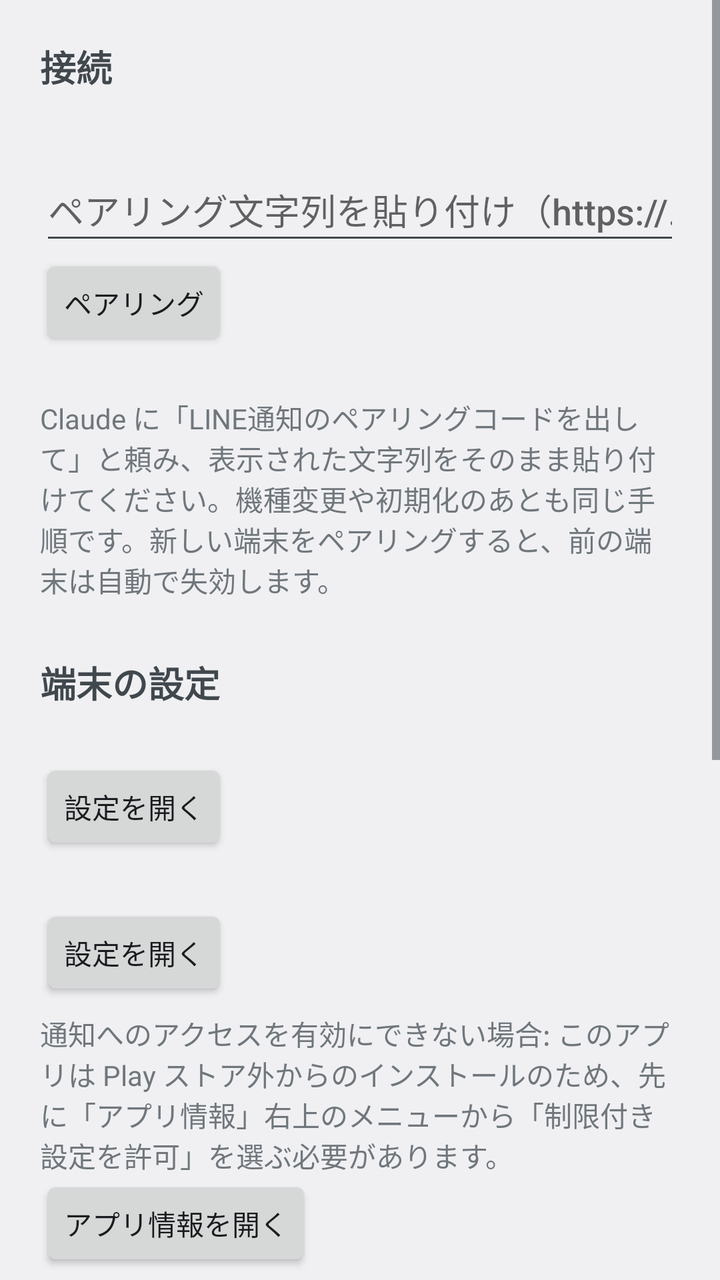
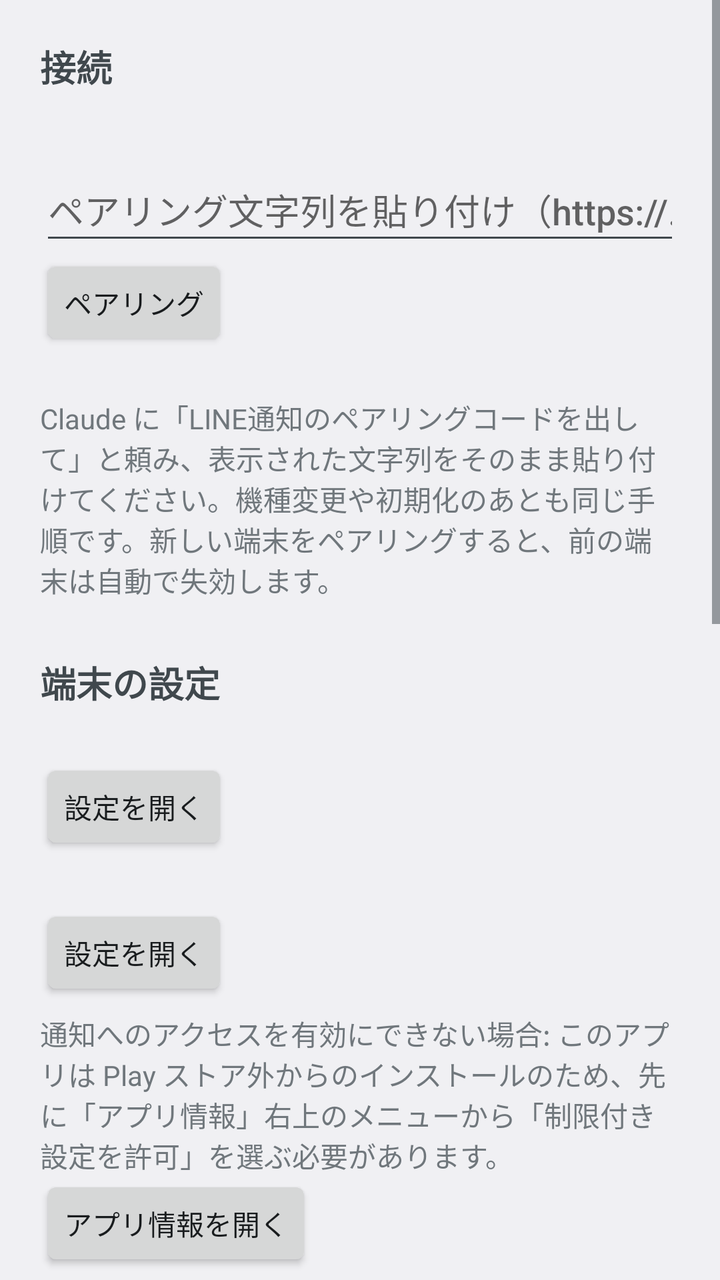

Two renders of the same Android screen: before a commit and after it. Below are the layout's source before the change and the commit's diff.
<!-- AndroidManifest.xml: application theme AppTheme -->
<!-- res/layout/activity_main.xml -->
<?xml version="1.0" encoding="utf-8"?>
<ScrollView xmlns:android="http://schemas.android.com/apk/res/android"
    android:id="@+id/root"
    android:layout_width="match_parent"
    android:layout_height="match_parent"
    android:fitsSystemWindows="true">

    <LinearLayout
        android:layout_width="match_parent"
        android:layout_height="wrap_content"
        android:orientation="vertical"
        android:padding="20dp">

        <TextView style="@android:style/TextAppearance.DeviceDefault.Medium"
            android:layout_width="wrap_content" android:layout_height="wrap_content"
            android:text="@string/section_connection" android:textStyle="bold" />
        <TextView android:id="@+id/connection_status"
            android:layout_width="match_parent" android:layout_height="wrap_content"
            android:layout_marginTop="6dp" />
        <EditText android:id="@+id/pairing_input"
            android:layout_width="match_parent" android:layout_height="wrap_content"
            android:layout_marginTop="8dp"
            android:hint="@string/pairing_hint" android:importantForAutofill="no"
            android:inputType="textUri|textNoSuggestions" android:minHeight="48dp" />
        <Button android:id="@+id/pair_button"
            android:layout_width="wrap_content" android:layout_height="wrap_content"
            android:text="@string/pair_button" />
        <TextView android:id="@+id/pairing_message"
            android:layout_width="match_parent" android:layout_height="wrap_content" />
        <TextView
            android:layout_width="match_parent" android:layout_height="wrap_content"
            android:layout_marginTop="4dp" android:text="@string/pairing_help"
            android:textAppearance="@android:style/TextAppearance.DeviceDefault.Small" />

        <TextView style="@android:style/TextAppearance.DeviceDefault.Medium"
            android:layout_width="wrap_content" android:layout_height="wrap_content"
            android:layout_marginTop="28dp"
            android:text="@string/section_setup" android:textStyle="bold" />
        <TextView android:id="@+id/notification_access_status"
            android:layout_width="match_parent" android:layout_height="wrap_content"
            android:layout_marginTop="6dp" />
        <Button android:id="@+id/notification_access_button"
            android:layout_width="wrap_content" android:layout_height="wrap_content"
            android:text="@string/open_settings" />
        <TextView android:id="@+id/battery_status"
            android:layout_width="match_parent" android:layout_height="wrap_content"
            android:layout_marginTop="6dp" />
        <Button android:id="@+id/battery_button"
            android:layout_width="wrap_content" android:layout_height="wrap_content"
            android:text="@string/open_settings" />
        <TextView
            android:layout_width="match_parent" android:layout_height="wrap_content"
            android:layout_marginTop="6dp" android:text="@string/restricted_help"
            android:textAppearance="@android:style/TextAppearance.DeviceDefault.Small" />
        <Button android:id="@+id/app_info_button"
            android:layout_width="wrap_content" android:layout_height="wrap_content"
            android:text="@string/open_app_info" />

        <TextView style="@android:style/TextAppearance.DeviceDefault.Medium"
            android:layout_width="wrap_content" android:layout_height="wrap_content"
            android:layout_marginTop="28dp"
            android:text="@string/section_upload" android:textStyle="bold" />
        <TextView android:id="@+id/upload_status"
            android:layout_width="match_parent" android:layout_height="wrap_content"
            android:layout_marginTop="6dp" />
        <Button android:id="@+id/send_now_button"
            android:layout_width="wrap_content" android:layout_height="wrap_content"
            android:text="@string/send_now" />

        <TextView style="@android:style/TextAppearance.DeviceDefault.Medium"
            android:layout_width="wrap_content" android:layout_height="wrap_content"
            android:layout_marginTop="28dp"
            android:text="@string/section_chats" android:textStyle="bold" />
        <TextView
            android:layout_width="match_parent" android:layout_height="wrap_content"
            android:layout_marginTop="6dp" android:text="@string/chats_help"
            android:textAppearance="@android:style/TextAppearance.DeviceDefault.Small" />
        <LinearLayout
            android:layout_width="match_parent" android:layout_height="wrap_content"
            android:orientation="horizontal">
            <EditText android:id="@+id/exclude_input"
                android:layout_width="0dp" android:layout_height="wrap_content" android:layout_weight="1"
                android:hint="@string/exclude_hint" android:importantForAutofill="no"
                android:inputType="text" android:minHeight="48dp" />
            <Button android:id="@+id/exclude_button"
                android:layout_width="wrap_content" android:layout_height="wrap_content"
                android:text="@string/add" />
        </LinearLayout>
        <LinearLayout android:id="@+id/chat_list"
            android:layout_width="match_parent" android:layout_height="wrap_content"
            android:orientation="vertical" />

        <TextView style="@android:style/TextAppearance.DeviceDefault.Medium"
            android:layout_width="wrap_content" android:layout_height="wrap_content"
            android:layout_marginTop="28dp"
            android:text="@string/section_recent" android:textStyle="bold" />
        <TextView android:id="@+id/recent_list"
            android:layout_width="match_parent" android:layout_height="wrap_content"
            android:layout_marginTop="6dp"
            android:textAppearance="@android:style/TextAppearance.DeviceDefault.Small" />
    </LinearLayout>
</ScrollView>
<!-- resources referenced by this layout -->
<resources>
  <string name="add">追加</string>
  <string name="chats_help">オフにしたトークは、この端末から送信されません。企業の公式アカウントはここでオフにしてください。新しく見つかったトークは既定でオンです。</string>
  <string name="exclude_hint">除外するトーク名を先に登録</string>
  <string name="open_app_info">アプリ情報を開く</string>
  <string name="open_settings">設定を開く</string>
  <string name="pair_button">ペアリング</string>
  <string name="pairing_help">Claude に「LINE通知のペアリングコードを出して」と頼み、表示された文字列をそのまま貼り付けてください。機種変更や初期化のあとも同じ手順です。新しい端末をペアリングすると、前の端末は自動で失効します。</string>
  <string name="pairing_hint">ペアリング文字列を貼り付け（https://…#XXXXX-XXXXX）</string>
  <string name="restricted_help">通知へのアクセスを有効にできない場合: このアプリは Play ストア外からのインストールのため、先に「アプリ情報」右上のメニューから「制限付き設定を許可」を選ぶ必要があります。</string>
  <string name="section_chats">取り込むトーク</string>
  <string name="section_connection">接続</string>
  <string name="section_recent">直近に取得したメッセージ（この端末内の表示用）</string>
  <string name="section_setup">端末の設定</string>
  <string name="section_upload">送信状況</string>
  <string name="send_now">今すぐ送信</string>
  <style name="AppTheme" parent="android:Theme.DeviceDefault.DayNight" />
</resources>

<!-- the commit's change to res/layout/activity_main.xml (unified diff, before → after) -->
@@ -98,5 +98,28 @@
             android:layout_width="match_parent" android:layout_height="wrap_content"
             android:layout_marginTop="6dp"
             android:textAppearance="@android:style/TextAppearance.DeviceDefault.Small" />
+
+        <TextView style="@android:style/TextAppearance.DeviceDefault.Medium"
+            android:layout_width="wrap_content" android:layout_height="wrap_content"
+            android:layout_marginTop="28dp"
+            android:text="@string/section_diagnostics" android:textStyle="bold" />
+        <TextView
+            android:layout_width="match_parent" android:layout_height="wrap_content"
+            android:layout_marginTop="6dp" android:text="@string/diagnostics_help"
+            android:textAppearance="@android:style/TextAppearance.DeviceDefault.Small" />
+        <LinearLayout
+            android:layout_width="match_parent" android:layout_height="wrap_content"
+            android:orientation="horizontal">
+            <Button android:id="@+id/diagnostics_copy"
+                android:layout_width="wrap_content" android:layout_height="wrap_content"
+                android:text="@string/copy" />
+            <Button android:id="@+id/diagnostics_clear"
+                android:layout_width="wrap_content" android:layout_height="wrap_content"
+                android:text="@string/clear" />
+        </LinearLayout>
+        <TextView android:id="@+id/diagnostics_text"
+            android:layout_width="match_parent" android:layout_height="wrap_content"
+            android:layout_marginTop="6dp" android:fontFamily="monospace" android:textIsSelectable="true"
+            android:textAppearance="@android:style/TextAppearance.DeviceDefault.Small" />
     </LinearLayout>
 </ScrollView>
<!-- resource entries referenced after the edit -->
@@ -2,6 +2,9 @@
 <resources>
   <string name="add">追加</string>
   <string name="chats_help">オフにしたトークは、この端末から送信されません。企業の公式アカウントはここでオフにしてください。新しく見つかったトークは既定でオンです。</string>
+  <string name="clear">消去</string>
+  <string name="copy">コピー</string>
+  <string name="diagnostics_help">LINE の通知に入っている項目の名前と型、画像の大きさ、画像をこのアプリで開けるかを記録します。メッセージ本文・名前・画像そのものは記録しません。写真を受け取ったあと「コピー」を押し、Claude に貼り付けてください。</string>
   <string name="exclude_hint">除外するトーク名を先に登録</string>
   <string name="open_app_info">アプリ情報を開く</string>
   <string name="open_settings">設定を開く</string>
@@ -11,6 +14,7 @@
   <string name="restricted_help">通知へのアクセスを有効にできない場合: このアプリは Play ストア外からのインストールのため、先に「アプリ情報」右上のメニューから「制限付き設定を許可」を選ぶ必要があります。</string>
   <string name="section_chats">取り込むトーク</string>
   <string name="section_connection">接続</string>
+  <string name="section_diagnostics">診断（通知の構造）</string>
   <string name="section_recent">直近に取得したメッセージ（この端末内の表示用）</string>
   <string name="section_setup">端末の設定</string>
   <string name="section_upload">送信状況</string>
